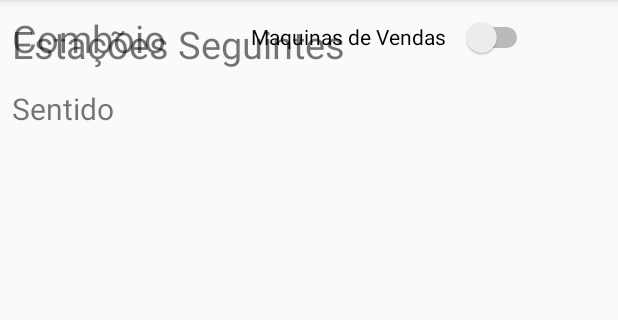
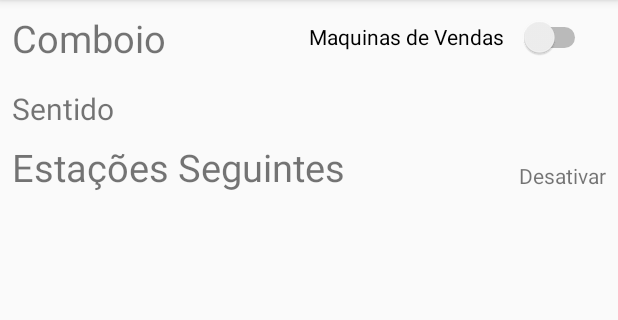
Before and after one commit to nadia-mourao/CCU_2018-19, an Android app: the ComboioInfo screen opened directly, with no data from a screen before it, on a phone screen of 412 x 824 dp, the part 84-404 px from its top. Run offline under Robolectric (Android 15) with nearby library versions, the phone set to English and light mode, and no system bars; 14 statements that could not run were skipped.

Commit message:
layout 3

```diff
--- a/RevisorApp/app/src/main/res/layout/activity_comboio_info.xml
+++ b/RevisorApp/app/src/main/res/layout/activity_comboio_info.xml
@@ -21,14 +21,18 @@
         android:id="@+id/Maquina_comboio"
         android:layout_width="wrap_content"
         android:layout_height="33dp"
+        android:layout_marginBottom="8dp"
         android:layout_marginEnd="8dp"
         android:layout_marginStart="8dp"
         android:layout_marginTop="8dp"
         android:checked="false"
         android:text="Maquinas de Vendas   "
+        app:layout_constraintBottom_toTopOf="@+id/textView4"
         app:layout_constraintEnd_toEndOf="parent"
+        app:layout_constraintHorizontal_bias="0.9"
         app:layout_constraintStart_toEndOf="@+id/Comboio_tv"
-        app:layout_constraintTop_toTopOf="parent" />
+        app:layout_constraintTop_toTopOf="parent"
+        app:layout_constraintVertical_bias="0.0" />
 
     <TextView
         android:id="@+id/sentido_comboio"
@@ -50,9 +54,10 @@
         android:layout_height="363dp"
         android:layout_marginEnd="8dp"
         android:layout_marginStart="8dp"
+        android:layout_marginTop="8dp"
         app:layout_constraintEnd_toEndOf="parent"
         app:layout_constraintStart_toStartOf="parent"
-        tools:layout_editor_absoluteY="140dp" />
+        app:layout_constraintTop_toBottomOf="@+id/textView4" />
 
     <TextView
         android:id="@+id/textView3"
@@ -71,16 +76,13 @@
         android:id="@+id/textView4"
         android:layout_width="wrap_content"
         android:layout_height="wrap_content"
-        android:layout_marginBottom="8dp"
         android:layout_marginEnd="8dp"
         android:layout_marginStart="8dp"
         android:layout_marginTop="8dp"
         android:text="@string/esta_es_seguintes"
         android:textSize="25sp"
-        app:layout_constraintBottom_toTopOf="@+id/list_est_seg"
         app:layout_constraintEnd_toStartOf="@+id/textView3"
         app:layout_constraintHorizontal_bias="0.0"
         app:layout_constraintStart_toStartOf="parent"
-        app:layout_constraintTop_toBottomOf="@+id/sentido_comboio"
-        app:layout_constraintVertical_bias="0.6" />
+        app:layout_constraintTop_toBottomOf="@+id/sentido_comboio" />
 </android.support.constraint.ConstraintLayout>
--- a/RevisorApp/app/src/main/res/values/strings.xml
+++ b/RevisorApp/app/src/main/res/values/strings.xml
@@ -3,6 +3,7 @@
     <string name="lista_comboios">Lista Comboios</string>
     <string name="desativar">Desativar</string>
     <string name="esta_es_seguintes">Estações Seguintes</string>
+    <string name="desativar_maquinhas_de_valida_o">Desativar Maquinhas de Validação</string>
     <string-array name="ID">
         <item>1</item>
         <item>2</item>
```
Also changed, not shown: RevisorApp/app/src/main/res/layout/list_estacoes_detail.xml (+3 -4 lines).
